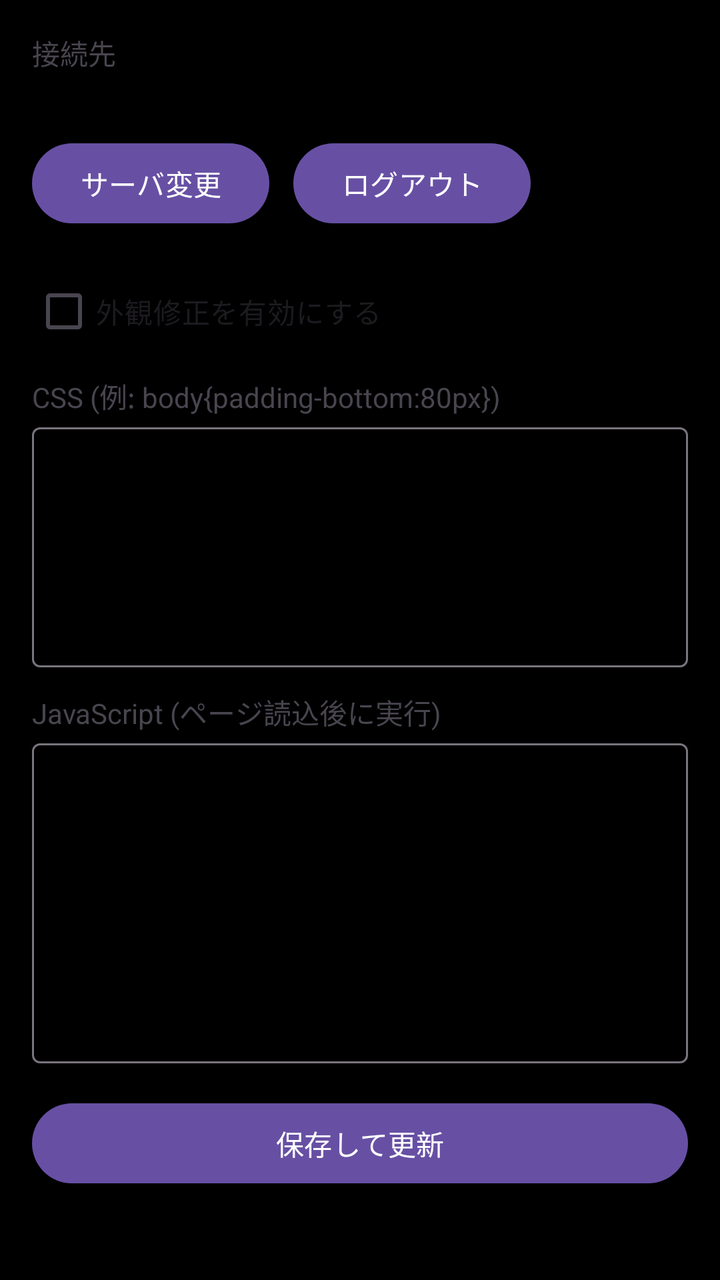
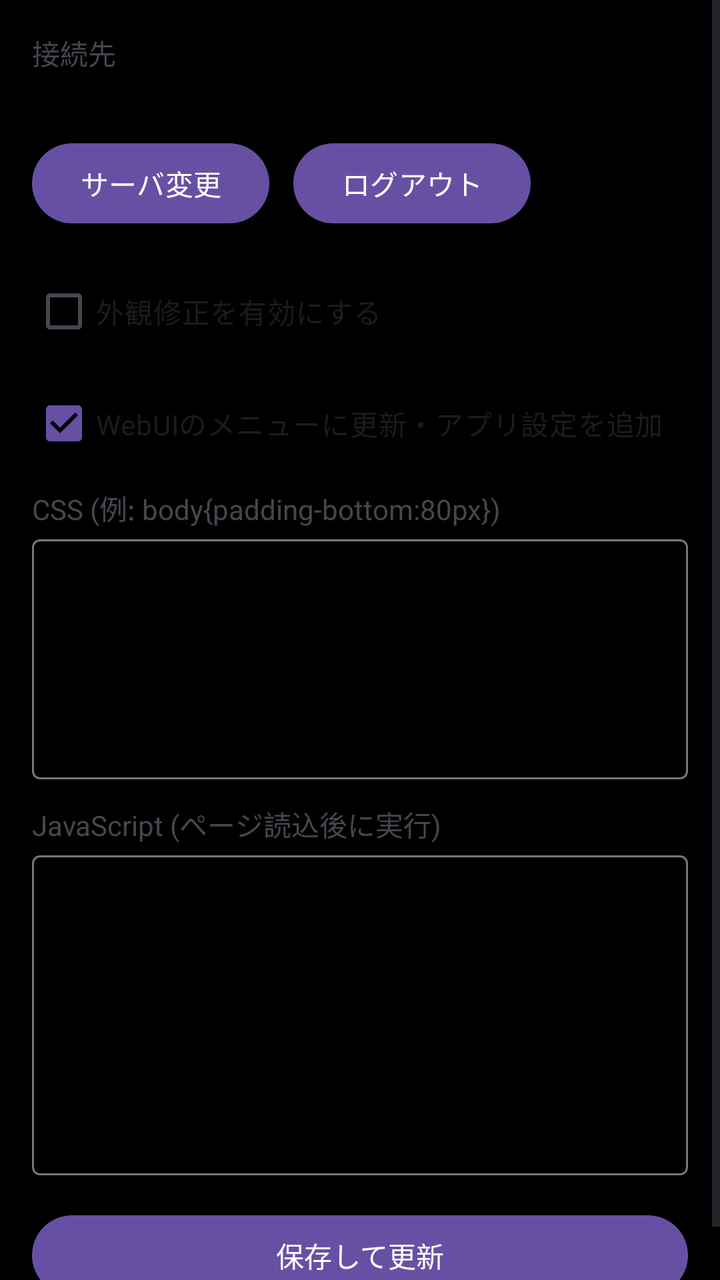

Before-and-after screenshots of an Android layout around one commit, followed by the original layout XML and the change that was made.
<!-- AndroidManifest.xml: application theme Theme.Opencode -->
<!-- res/layout/activity_settings.xml -->
<?xml version="1.0" encoding="utf-8"?>
<ScrollView xmlns:android="http://schemas.android.com/apk/res/android"
    android:layout_width="match_parent"
    android:layout_height="match_parent">

    <LinearLayout
        android:layout_width="match_parent"
        android:layout_height="wrap_content"
        android:orientation="vertical"
        android:padding="16dp">

        <TextView
            android:layout_width="wrap_content"
            android:layout_height="wrap_content"
            android:text="接続先" />

        <TextView
            android:id="@+id/text_server_url"
            android:layout_width="match_parent"
            android:layout_height="wrap_content"
            android:layout_marginTop="4dp"
            android:fontFamily="monospace" />

        <LinearLayout
            android:layout_width="match_parent"
            android:layout_height="wrap_content"
            android:layout_marginTop="8dp"
            android:orientation="horizontal">

            <com.google.android.material.button.MaterialButton
                android:id="@+id/btn_change_server"
                android:layout_width="wrap_content"
                android:layout_height="wrap_content"
                android:text="サーバ変更" />

            <com.google.android.material.button.MaterialButton
                android:id="@+id/btn_logout"
                android:layout_width="wrap_content"
                android:layout_height="wrap_content"
                android:layout_marginStart="12dp"
                android:text="ログアウト" />
        </LinearLayout>

        <CheckBox
            android:id="@+id/check_enable"
            android:layout_width="wrap_content"
            android:layout_height="wrap_content"
            android:layout_marginTop="16dp"
            android:text="外観修正を有効にする" />

        <TextView
            android:layout_width="wrap_content"
            android:layout_height="wrap_content"
            android:layout_marginTop="8dp"
            android:text="CSS (例: body{padding-bottom:80px})" />

        <com.google.android.material.textfield.TextInputLayout
            android:layout_width="match_parent"
            android:layout_height="wrap_content">

            <com.google.android.material.textfield.TextInputEditText
                android:id="@+id/input_css"
                android:layout_width="match_parent"
                android:layout_height="120dp"
                android:gravity="top"
                android:inputType="textMultiLine"
                android:fontFamily="monospace" />
        </com.google.android.material.textfield.TextInputLayout>

        <TextView
            android:layout_width="wrap_content"
            android:layout_height="wrap_content"
            android:layout_marginTop="12dp"
            android:text="JavaScript (ページ読込後に実行)" />

        <com.google.android.material.textfield.TextInputLayout
            android:layout_width="match_parent"
            android:layout_height="wrap_content">

            <com.google.android.material.textfield.TextInputEditText
                android:id="@+id/input_js"
                android:layout_width="match_parent"
                android:layout_height="160dp"
                android:gravity="top"
                android:inputType="textMultiLine"
                android:fontFamily="monospace" />
        </com.google.android.material.textfield.TextInputLayout>

        <com.google.android.material.button.MaterialButton
            android:id="@+id/btn_save"
            android:layout_width="match_parent"
            android:layout_height="wrap_content"
            android:layout_marginTop="16dp"
            android:text="保存して更新" />
    </LinearLayout>
</ScrollView>
<!-- resources referenced by this layout -->
<resources>
  <style name="Theme.Opencode" parent="Theme.Material3.DayNight.NoActionBar">
          <item name="android:windowBackground">@android:color/black</item>
          <item name="android:statusBarColor">@android:color/black</item>
          <item name="android:navigationBarColor">@android:color/black</item>
          <item name="android:windowLightStatusBar">false</item>
      </style>
</resources>

<!-- the commit's change to res/layout/activity_settings.xml (unified diff, before → after) -->
@@ -48,6 +48,14 @@
             android:layout_marginTop="16dp"
             android:text="外観修正を有効にする" />
 
+        <CheckBox
+            android:id="@+id/check_appmenu"
+            android:layout_width="wrap_content"
+            android:layout_height="wrap_content"
+            android:layout_marginTop="8dp"
+            android:text="WebUIのメニューに更新・アプリ設定を追加"
+            android:checked="true" />
+
         <TextView
             android:layout_width="wrap_content"
             android:layout_height="wrap_content"
